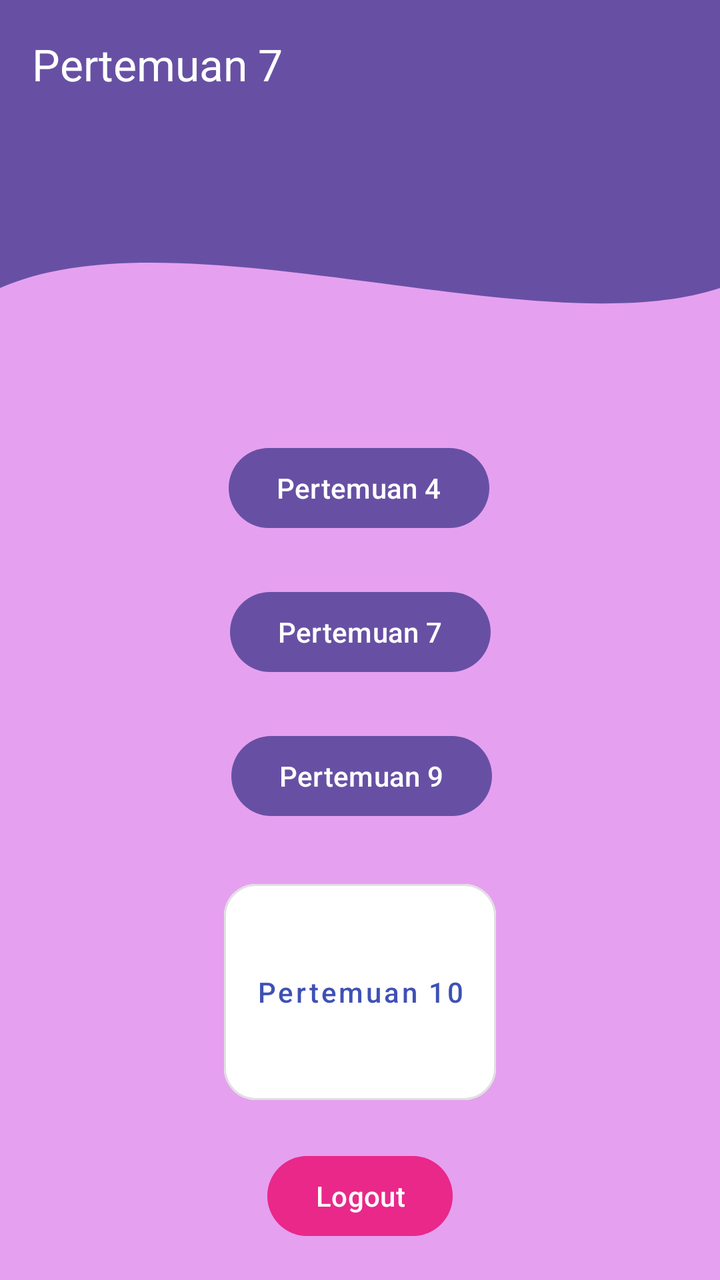
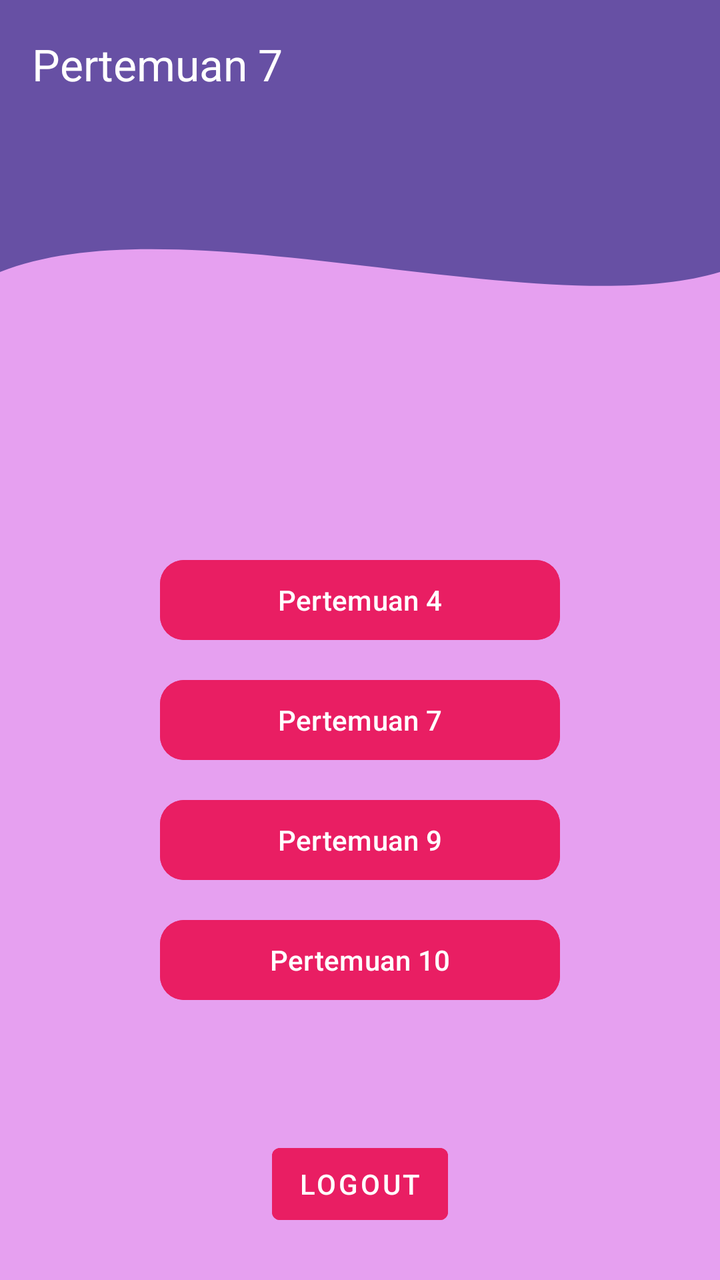

An Android layout rendered at two revisions. The XML below is the earlier revision; the diff shows what the commit changed to produce the second picture.
<!-- AndroidManifest.xml: application theme Theme.MersyaApps -->
<!-- res/layout/fragment_home.xml -->
<?xml version="1.0" encoding="utf-8"?>
<androidx.constraintlayout.widget.ConstraintLayout xmlns:android="http://schemas.android.com/apk/res/android"
    xmlns:tools="http://schemas.android.com/tools"
    xmlns:app="http://schemas.android.com/apk/res-auto"
    android:layout_width="match_parent"
    android:layout_height="match_parent"
    android:background="#65BF1BD8"
    tools:context=".Home.HomeFragment">

    <androidx.appcompat.widget.Toolbar
        android:id="@+id/toolbar"
        android:layout_width="match_parent"
        android:layout_height="?attr/actionBarSize"
        android:background="?attr/colorPrimary"
        app:title="Pertemuan 7"
        app:titleTextColor="@android:color/white"
        app:layout_scrollFlags="scroll|enterAlways" />

    <View
        android:id="@+id/background_header"
        android:layout_width="0dp"
        android:layout_height="200dp"
        android:background="@drawable/bg_header_wave"
        app:layout_constraintBottom_toBottomOf="parent"
        app:layout_constraintEnd_toEndOf="parent"
        app:layout_constraintHorizontal_bias="0.0"
        app:layout_constraintStart_toStartOf="parent"
        app:layout_constraintTop_toBottomOf="@+id/toolbar"
        app:layout_constraintVertical_bias="0.0" />

    <Button
        android:id="@+id/button1"
        android:layout_width="wrap_content"
        android:layout_height="wrap_content"
        android:layout_marginTop="220dp"
        android:text="Pertemuan 4"
        app:layout_constraintEnd_toEndOf="parent"
        app:layout_constraintHorizontal_bias="0.498"
        app:layout_constraintStart_toStartOf="parent"
        app:layout_constraintTop_toTopOf="parent" />

    <Button
        android:id="@+id/button2"
        android:layout_width="wrap_content"
        android:layout_height="wrap_content"
        android:layout_marginTop="292dp"
        android:text="Pertemuan 7"
        app:layout_constraintEnd_toEndOf="parent"
        app:layout_constraintStart_toStartOf="parent"
        app:layout_constraintTop_toTopOf="parent" />

    <Button
        android:id="@+id/button4"
        android:layout_width="wrap_content"
        android:layout_height="wrap_content"
        android:layout_marginTop="24dp"
        android:text="Pertemuan 9"
        app:layout_constraintEnd_toEndOf="parent"
        app:layout_constraintHorizontal_bias="0.503"
        app:layout_constraintStart_toStartOf="parent"
        app:layout_constraintTop_toBottomOf="@+id/button2" />

    <com.google.android.material.button.MaterialButton
        android:id="@+id/btnToTenth"
        style="@style/Widget.MaterialComponents.Button.OutlinedButton"
        android:layout_width="wrap_content"
        android:layout_height="120dp"
        android:layout_marginTop="24dp"
        android:backgroundTint="@color/white"
        android:text="Pertemuan 10"
        android:textAllCaps="false"
        android:textColor="#3F51B5"
        app:cornerRadius="16dp"
        app:strokeColor="#E0E0E0"
        app:layout_constraintTop_toBottomOf="@id/button4"
        app:layout_constraintStart_toStartOf="parent"
        app:layout_constraintEnd_toEndOf="parent" />

    <Button
        android:id="@+id/btnLogout"
        android:layout_width="wrap_content"
        android:layout_height="wrap_content"
        android:text="Logout"
        android:backgroundTint="@color/bg"
        app:layout_constraintBottom_toBottomOf="parent"
        app:layout_constraintEnd_toEndOf="parent"
        app:layout_constraintStart_toStartOf="parent"
        app:layout_constraintTop_toBottomOf="@id/btnToTenth" />

</androidx.constraintlayout.widget.ConstraintLayout>
<!-- resources referenced by this layout -->
<resources>
  <color name="bg">#9AE91377</color>
  <color name="white">#FFFFFFFF</color>
  <!-- drawable bg_header_wave (drawable) -->
  <vector xmlns:android="http://schemas.android.com/apk/res/android"
      android:width="100dp"
      android:height="100dp"
      android:viewportWidth="100"
      android:viewportHeight="100">
  
      
      <path
          android:fillColor="?attr/colorPrimary"
          android:pathData="
              M0,0
              L100,0
              L100,40
              C 75,55
                25,20
                0,40
              Z"
      />
  </vector>
  <style name="Theme.MersyaApps" parent="Base.Theme.MersyaApps" />
  <style name="Base.Theme.MersyaApps" parent="Theme.Material3.DayNight.NoActionBar">
          
          
      </style>
</resources>

<!-- the commit's change to res/layout/fragment_home.xml (unified diff, before → after) -->
@@ -1,7 +1,7 @@
 <?xml version="1.0" encoding="utf-8"?>
 <androidx.constraintlayout.widget.ConstraintLayout xmlns:android="http://schemas.android.com/apk/res/android"
+    xmlns:app="http://schemas.android.com/apk/res-auto"
     xmlns:tools="http://schemas.android.com/tools"
-    xmlns:app="http://schemas.android.com/apk/res-auto"
     android:layout_width="match_parent"
     android:layout_height="match_parent"
     android:background="#65BF1BD8"
@@ -9,82 +9,88 @@
 
     <androidx.appcompat.widget.Toolbar
         android:id="@+id/toolbar"
-        android:layout_width="match_parent"
+        android:layout_width="0dp"
         android:layout_height="?attr/actionBarSize"
         android:background="?attr/colorPrimary"
+        app:layout_constraintEnd_toEndOf="parent"
+        app:layout_constraintStart_toStartOf="parent"
+        app:layout_constraintTop_toTopOf="parent"
         app:title="Pertemuan 7"
-        app:titleTextColor="@android:color/white"
-        app:layout_scrollFlags="scroll|enterAlways" />
+        app:titleTextColor="@android:color/white" />
 
     <View
         android:id="@+id/background_header"
         android:layout_width="0dp"
-        android:layout_height="200dp"
+        android:layout_height="180dp"
         android:background="@drawable/bg_header_wave"
-        app:layout_constraintBottom_toBottomOf="parent"
-        app:layout_constraintEnd_toEndOf="parent"
-        app:layout_constraintHorizontal_bias="0.0"
-        app:layout_constraintStart_toStartOf="parent"
-        app:layout_constraintTop_toBottomOf="@+id/toolbar"
-        app:layout_constraintVertical_bias="0.0" />
-
-    <Button
-        android:id="@+id/button1"
-        android:layout_width="wrap_content"
-        android:layout_height="wrap_content"
-        android:layout_marginTop="220dp"
-        android:text="Pertemuan 4"
-        app:layout_constraintEnd_toEndOf="parent"
-        app:layout_constraintHorizontal_bias="0.498"
-        app:layout_constraintStart_toStartOf="parent"
-        app:layout_constraintTop_toTopOf="parent" />
-
-    <Button
-        android:id="@+id/button2"
-        android:layout_width="wrap_content"
-        android:layout_height="wrap_content"
-        android:layout_marginTop="292dp"
-        android:text="Pertemuan 7"
         app:layout_constraintEnd_toEndOf="parent"
         app:layout_constraintStart_toStartOf="parent"
-        app:layout_constraintTop_toTopOf="parent" />
+        app:layout_constraintTop_toBottomOf="@+id/toolbar" />
 
-    <Button
+    <com.google.android.material.button.MaterialButton
+        android:id="@+id/button1"
+        android:layout_width="200dp"
+        android:layout_height="wrap_content"
+        android:layout_marginTop="32dp"
+        android:backgroundTint="#E91E63"
+        android:text="Pertemuan 4"
+        android:textColor="@android:color/white"
+        app:cornerRadius="12dp"
+        app:layout_constraintEnd_toEndOf="parent"
+        app:layout_constraintStart_toStartOf="parent"
+        app:layout_constraintTop_toBottomOf="@+id/background_header" />
+
+    <com.google.android.material.button.MaterialButton
+        android:id="@+id/button2"
+        android:layout_width="200dp"
+        android:layout_height="wrap_content"
+        android:layout_marginTop="12dp"
+        android:backgroundTint="#E91E63"
+        android:text="Pertemuan 7"
+        android:textColor="@android:color/white"
+        app:cornerRadius="12dp"
+        app:layout_constraintEnd_toEndOf="parent"
+        app:layout_constraintStart_toStartOf="parent"
+        app:layout_constraintTop_toBottomOf="@+id/button1" />
+
+    <com.google.android.material.button.MaterialButton
         android:id="@+id/button4"
-        android:layout_width="wrap_content"
+        android:layout_width="200dp"
         android:layout_height="wrap_content"
-        android:layout_marginTop="24dp"
+        android:layout_marginTop="12dp"
+        android:backgroundTint="#E91E63"
         android:text="Pertemuan 9"
+        android:textColor="@android:color/white"
+        app:cornerRadius="12dp"
         app:layout_constraintEnd_toEndOf="parent"
-        app:layout_constraintHorizontal_bias="0.503"
         app:layout_constraintStart_toStartOf="parent"
         app:layout_constraintTop_toBottomOf="@+id/button2" />
 
     <com.google.android.material.button.MaterialButton
         android:id="@+id/btnToTenth"
-        style="@style/Widget.MaterialComponents.Button.OutlinedButton"
-        android:layout_width="wrap_content"
-        android:layout_height="120dp"
-        android:layout_marginTop="24dp"
-        android:backgroundTint="@color/white"
+        android:layout_width="200dp"
+        android:layout_height="wrap_content"
+        android:layout_marginTop="12dp"
+        android:backgroundTint="#E91E63"
         android:text="Pertemuan 10"
         android:textAllCaps="false"
-        android:textColor="#3F51B5"
-        app:cornerRadius="16dp"
-        app:strokeColor="#E0E0E0"
-        app:layout_constraintTop_toBottomOf="@id/button4"
+        android:textColor="@android:color/white"
+        app:cornerRadius="12dp"
+        app:layout_constraintEnd_toEndOf="parent"
         app:layout_constraintStart_toStartOf="parent"
-        app:layout_constraintEnd_toEndOf="parent" />
+        app:layout_constraintTop_toBottomOf="@+id/button4" />
 
-    <Button
+    <com.google.android.material.button.MaterialButton
         android:id="@+id/btnLogout"
+        style="@style/Widget.MaterialComponents.Button.TextButton"
         android:layout_width="wrap_content"
         android:layout_height="wrap_content"
+        android:layout_marginBottom="24dp"
         android:text="Logout"
-        android:backgroundTint="@color/bg"
+        android:textColor="@color/white"
+        android:backgroundTint="#E91E63"
         app:layout_constraintBottom_toBottomOf="parent"
         app:layout_constraintEnd_toEndOf="parent"
-        app:layout_constraintStart_toStartOf="parent"
-        app:layout_constraintTop_toBottomOf="@id/btnToTenth" />
+        app:layout_constraintStart_toStartOf="parent" />
 
 </androidx.constraintlayout.widget.ConstraintLayout>
<!-- resource entries referenced after the edit -->
@@ -1,6 +1,5 @@
 <!-- resources referenced by this layout -->
 <resources>
-  <color name="bg">#9AE91377</color>
   <color name="white">#FFFFFFFF</color>
   <!-- drawable bg_header_wave (drawable) -->
   <vector xmlns:android="http://schemas.android.com/apk/res/android"
